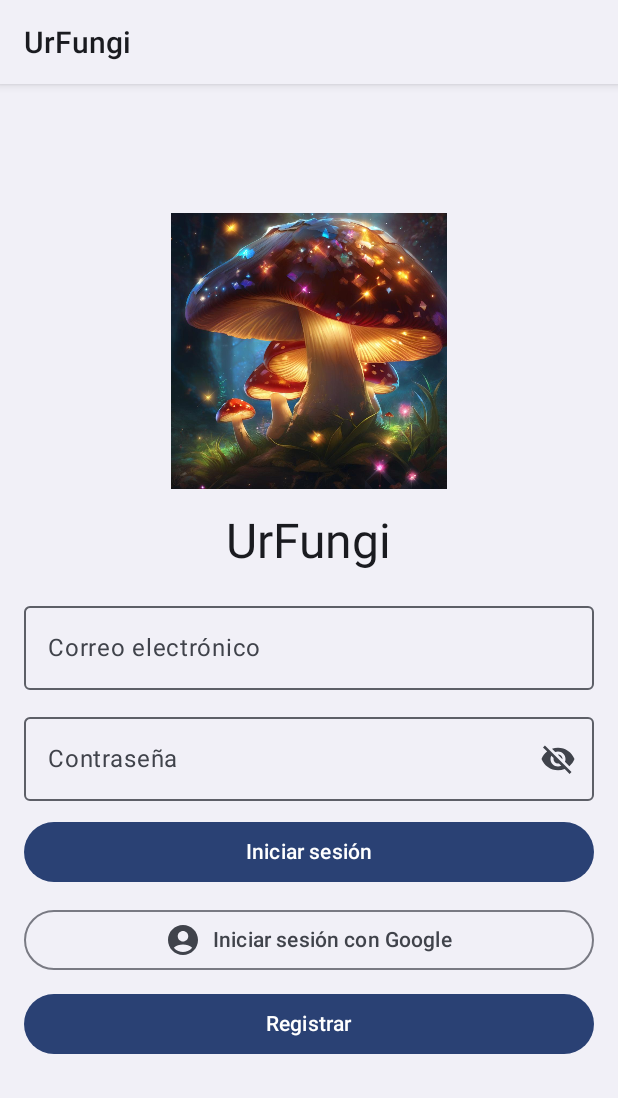
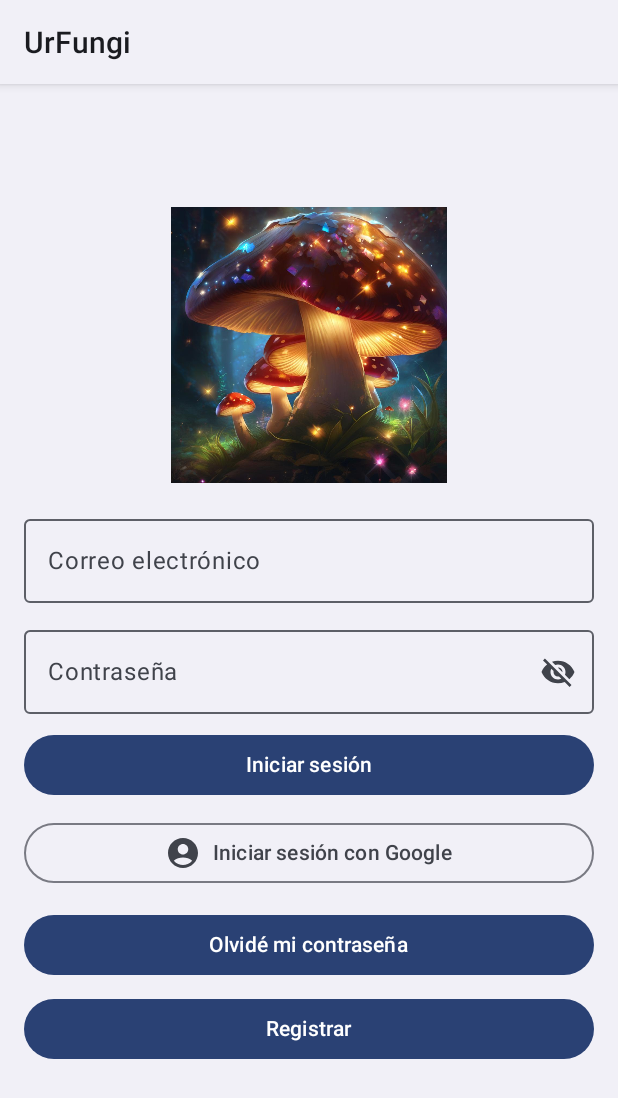
Before and after one commit to Voldwyce/Urfungi, an Android app built with Jetpack Compose: the screen it shows after launch (LoginAppActivity), on a phone screen of 412 x 824 dp. Shown: the top 1098 px of the screen. Run offline under Robolectric (Android 15) with nearby library versions, the phone set to English and light mode, and no system bars; our stand-ins replace Firebase (no records; nobody signed in at launch, a user with empty details on screens opened directly).

Commit message:
Forgot PWD

```diff
--- a/app/src/main/java/com/example/urfungi/LoginAppActivity.kt
+++ b/app/src/main/java/com/example/urfungi/LoginAppActivity.kt
@@ -43,10 +43,8 @@ import com.google.firebase.Firebase
 import com.google.firebase.auth.FirebaseAuth
 import com.google.firebase.auth.auth
 import com.google.firebase.firestore.firestore
-import androidx.compose.material3.DatePicker
 import androidx.compose.material3.Icon
 import androidx.compose.material3.IconButton
-import androidx.compose.material3.LocalTextStyle
 import androidx.compose.ui.text.input.PasswordVisualTransformation
 import androidx.compose.ui.text.input.VisualTransformation
 import androidx.compose.material.icons.*
@@ -54,7 +52,6 @@ import androidx.compose.material.icons.filled.AccountCircle
 import androidx.compose.material.icons.filled.Visibility
 import androidx.compose.material.icons.filled.VisibilityOff
 import androidx.compose.material3.OutlinedButton
-import androidx.core.app.ActivityCompat.startActivityForResult
 import com.google.android.gms.auth.api.signin.GoogleSignIn
 import com.google.android.gms.auth.api.signin.GoogleSignInClient
 import com.google.android.gms.auth.api.signin.GoogleSignInOptions
@@ -200,14 +197,6 @@ fun LoginScreen(
                     .padding(bottom = 16.dp)
             )
 
-            // Título
-            Text(
-                text = "UrFungi",
-                style = MaterialTheme.typography.headlineLarge,
-                color = MaterialTheme.colorScheme.onBackground,
-                modifier = Modifier.padding(bottom = 16.dp)
-            )
-
             // Campos de texto
             OutlinedTextField(
                 value = email,
@@ -291,6 +280,22 @@ fun LoginScreen(
             }
             Spacer(modifier = Modifier.padding(4.dp))
             // Botón de registro
+            Button(
+                onClick = {
+                    if (email.isNotEmpty()) {
+                        errorMessage = "Se ha enviado un correo electrónico de restablecimiento de contraseña a $email"
+                        sendPasswordResetEmail(email, errorMessage)
+                    } else {
+                        errorMessage = "Por favor, ingresa tu correo electrónico."
+                    }
+                },
+                modifier = Modifier
+                    .fillMaxWidth()
+                    .padding(top = 5.dp)
+            ) {
+                Text("Olvidé mi contraseña")
+            }
+            Spacer(modifier = Modifier.padding(4.dp))
             Button(
                 onClick = onRegisterClick,
                 modifier = Modifier
@@ -522,3 +527,13 @@ private fun checkAvailability(username: String, email: String, callback: (Boolea
                 }
         }
 }
+
+private fun sendPasswordResetEmail(email: String, errorMessage: String?) {
+    val auth = FirebaseAuth.getInstance()
+    auth.sendPasswordResetEmail(email)
+        .addOnCompleteListener { task ->
+            if (task.isSuccessful) {
+            } else {
+            }
+        }
+}
```
